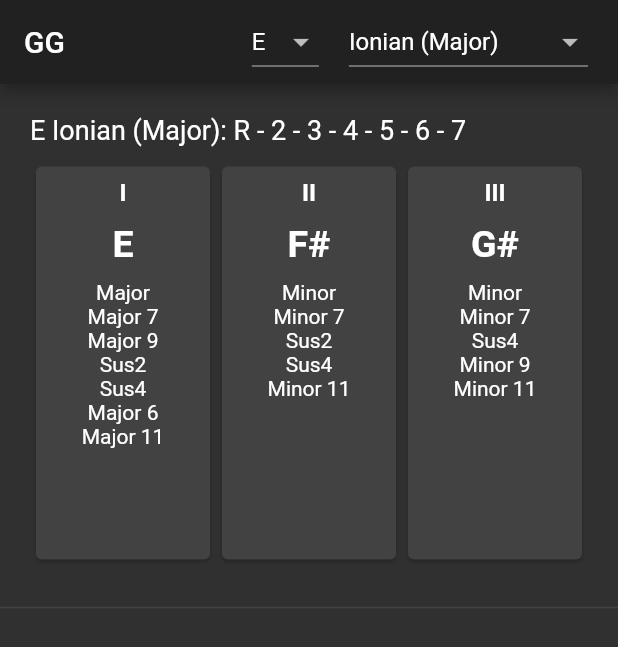
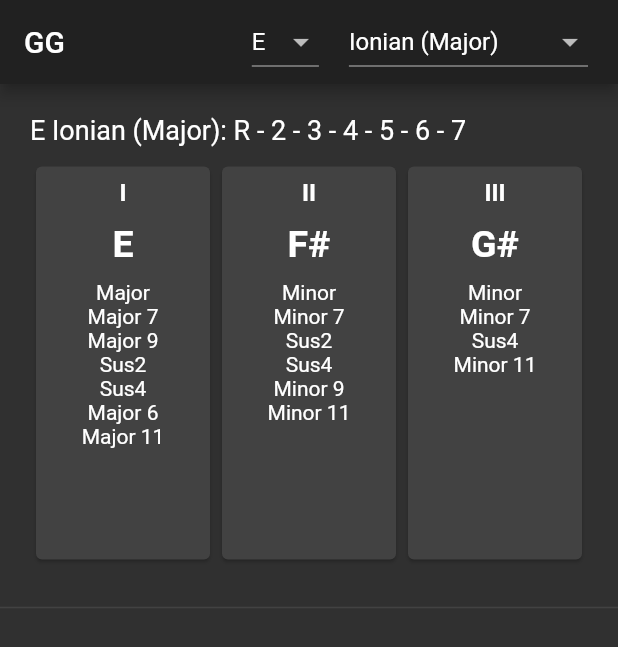
Before and after one commit to EricBichara/GuitarGuide, a Flutter app: the screen it shows after launch, on a phone screen of 412 x 824 dp. Shown: the top 647 px of the screen. Run offline on Flutter 3.47's test engine with Material 2 defaults, Android fonts, the phone set to English and light mode, and no system bars; our stand-ins replace flutter_platform_widgets, get_it.

Commit message:
fix minor 9

```diff
--- a/lib/core/notes.dart
+++ b/lib/core/notes.dart
@@ -50,7 +50,7 @@
       'Major 6': convertScale([Note.root, Note.M3, Note.p5, Note.M6]),
       'Major 11': convertScale([Note.root, Note.M3, Note.p5, Note.M7, Note.p4]),
       'Major b5': convertScale([Note.root, Note.M3, Note.b5]),
-      'Minor 9': convertScale([Note.root, Note.b3, Note.p5, Note.b2]),
+      'Minor 9': convertScale([Note.root, Note.b3, Note.p5, Note.M2]),
       'Minor 11': convertScale([Note.root, Note.b3, Note.p5, Note.p4]),
       'Dominant 9': convertScale([Note.root, Note.M3, Note.p5, Note.b7, Note.M2]),
       'Dominant 11': convertScale([Note.root, Note.M3, Note.p5, Note.b7, Note.p4]),
```
Also changed, not shown: pubspec.lock.
